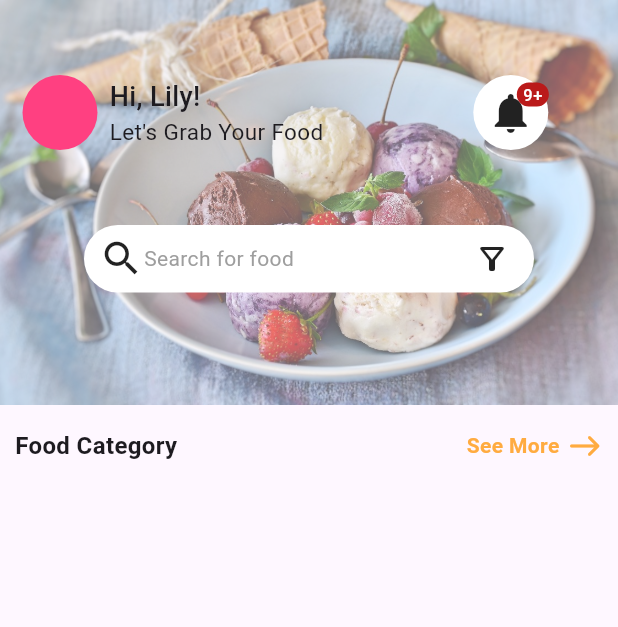
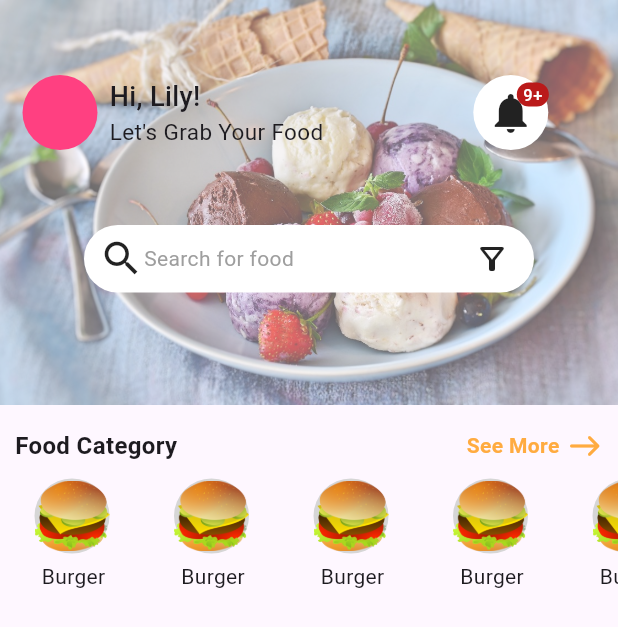
Before and after one commit to devanganaB/NomNom_food_delivery_app, a Flutter app: the screen it shows after launch, on a phone screen of 412 x 824 dp. Shown: the top 627 px of the screen. Run offline on Flutter 3.47's test engine with Material 2 defaults, Android fonts, the phone set to English and light mode, and no system bars.

Commit message:
food category

```diff
--- a/lib/assets/pages/main_page.dart
+++ b/lib/assets/pages/main_page.dart
@@ -1,5 +1,6 @@
 import 'package:flutter/material.dart';
 import 'package:food_delivery_app/assets/screens/hamburger.dart';
+import 'package:food_delivery_app/widgets/Categories.dart';
 
 import '../screens/mainpage_screen.dart';
 
@@ -17,6 +18,7 @@ class MainPage extends StatelessWidget {
           Row(
             mainAxisAlignment: MainAxisAlignment.spaceBetween,
             children: [
+              //food category
               Padding(
                 padding: EdgeInsets.only(left: 10.0),
                 child: Text(
@@ -24,6 +26,8 @@ class MainPage extends StatelessWidget {
                   style: TextStyle(fontWeight: FontWeight.bold, fontSize: 16),
                 ),
               ),
+
+              // see more
               Padding(
                 padding: EdgeInsets.only(right: 10.0),
                 child: Row(
@@ -46,6 +50,7 @@ class MainPage extends StatelessWidget {
               ),
             ],
           ),
+          Categories(),
         ],
       ),
     );
--- /dev/null
+++ b/lib/widgets/categories.dart
@@ -0,0 +1,184 @@
+import 'package:flutter/material.dart';
+
+class Categories extends StatelessWidget {
+  const Categories({super.key});
+
+  @override
+  Widget build(BuildContext context) {
+    return SingleChildScrollView(
+      scrollDirection: Axis.horizontal,
+      child: Row(
+        children: [
+          Column(
+            children: [
+              Padding(
+                padding: const EdgeInsets.only(left: 23.0, top: 10),
+                child: Container(
+                  height: 50,
+                  width: 50,
+                  decoration: BoxDecoration(
+                    borderRadius: BorderRadius.circular(80),
+                    color: Colors.grey[350],
+                  ),
+                  // child: Image.asset('lib/assets/images/burger.png'),
+                  child:
+                      Image(image: AssetImage('lib/assets/images/burger.png')),
+                ),
+              ),
+              SizedBox(
+                height: 5,
+              ),
+              Padding(
+                padding: const EdgeInsets.only(left: 25.0),
+                child: Text('Burger'),
+              )
+            ],
+          ),
+          SizedBox(
+            width: 20,
+          ),
+          Column(
+            children: [
+              Padding(
+                padding: const EdgeInsets.only(left: 23.0, top: 10),
+                child: Container(
+                  height: 50,
+                  width: 50,
+                  decoration: BoxDecoration(
+                    borderRadius: BorderRadius.circular(80),
+                    color: Colors.grey[350],
+                  ),
+                  // child: Image.asset('lib/assets/images/burger.png'),
+                  child:
+                      Image(image: AssetImage('lib/assets/images/burger.png')),
+                ),
+              ),
+              SizedBox(
+                height: 5,
+              ),
+              Padding(
+                padding: const EdgeInsets.only(left: 25.0),
+                child: Text('Burger'),
+              )
+            ],
+          ),
+          SizedBox(
+            width: 20,
+          ),
+          Column(
+            children: [
+              Padding(
+                padding: const EdgeInsets.only(left: 23.0, top: 10),
+                child: Container(
+                  height: 50,
+                  width: 50,
+                  decoration: BoxDecoration(
+                    borderRadius: BorderRadius.circular(80),
+                    color: Colors.grey[350],
+                  ),
+                  // child: Image.asset('lib/assets/images/burger.png'),
+                  child:
+                      Image(image: AssetImage('lib/assets/images/burger.png')),
+                ),
+              ),
+              SizedBox(
+                height: 5,
+              ),
+              Padding(
+                padding: const EdgeInsets.only(left: 25.0),
+                child: Text('Burger'),
+              )
+            ],
+          ),
+          SizedBox(
+            width: 20,
+          ),
+          Column(
+            children: [
+              Padding(
+                padding: const EdgeInsets.only(left: 23.0, top: 10),
+                child: Container(
+                  height: 50,
+                  width: 50,
+                  decoration: BoxDecoration(
+                    borderRadius: BorderRadius.circular(80),
+                    color: Colors.grey[350],
+                  ),
+                  // child: Image.asset('lib/assets/images/burger.png'),
+                  child:
+                      Image(image: AssetImage('lib/assets/images/burger.png')),
+                ),
+              ),
+              SizedBox(
+                height: 5,
+              ),
+              Padding(
+                padding: const EdgeInsets.only(left: 25.0),
+                child: Text('Burger'),
+              )
+            ],
+          ),
+          SizedBox(
+            width: 20,
+          ),
+          Column(
+            children: [
+              Padding(
+                padding: const EdgeInsets.only(left: 23.0, top: 10),
+                child: Container(
+                  height: 50,
+                  width: 50,
+                  decoration: BoxDecoration(
+                    borderRadius: BorderRadius.circular(80),
+                    color: Colors.grey[350],
+                  ),
+                  // child: Image.asset('lib/assets/images/burger.png'),
+                  child:
+                      Image(image: AssetImage('lib/assets/images/burger.png')),
+                ),
+              ),
+              SizedBox(
+                height: 5,
+              ),
+              Padding(
+                padding: const EdgeInsets.only(left: 25.0),
+                child: Text('Burger'),
+              )
+            ],
+          ),
+          SizedBox(
+            width: 20,
+          ),
+          Column(
+            children: [
+              Padding(
+                padding: const EdgeInsets.only(left: 23.0, top: 10),
+                child: Container(
+                  height: 50,
+                  width: 50,
+                  decoration: BoxDecoration(
+                    borderRadius: BorderRadius.circular(80),
+                    color: Colors.grey[350],
+                  ),
+                  // child: Image.asset('lib/assets/images/burger.png'),
+                  child:
+                      Image(image: AssetImage('lib/assets/images/burger.png')),
+                ),
+              ),
+              SizedBox(
+                height: 5,
+              ),
+              Padding(
+                padding: const EdgeInsets.only(left: 25.0),
+                child: Text('Burger'),
+              )
+            ],
+          ),
+          SizedBox(
+            width: 20,
+          ),
+        ],
+      ),
+    );
+  }
+}
--- a/pubspec.yaml
+++ b/pubspec.yaml
@@ -61,6 +61,7 @@ flutter:
   # To add assets to your application, add an assets section, like this:
   assets:
     - lib/assets/images/
+    - lib/assets/images/burger.png
   #   - images/a_dot_ham.jpeg
 
   # An image asset can refer to one or more resolution-specific "variants", see
```
Also changed, not shown: lib/assets/images/burger.png (added).
